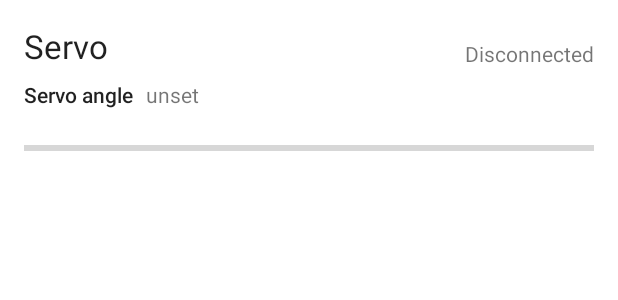
After one commit to RubenSmit/wireless-communication, an Android app: the layout devices_list_item_servo.xml on its own in the app's theme, with its tools: preview values and no code run, on a phone screen of 412 x 824 dp. The commit adds this screen. Shown: the top 300 px of the screen. Run offline under Robolectric (Android 15) with nearby library versions, the phone set to English and light mode, and no system bars.

Commit message:
Added correct listing of devices and connecting to gatt service.

```diff
--- a/android/app/src/main/AndroidManifest.xml
+++ b/android/app/src/main/AndroidManifest.xml
@@ -14,7 +14,7 @@
         android:supportsRtl="true"
         android:theme="@style/Theme.Wireless_communication">
         <activity
-            android:name=".MainActivity"
+            android:name=".activities.MainActivity"
             android:label="@string/app_name"
             android:theme="@style/Theme.Wireless_communication.NoActionBar">
             <intent-filter>
--- a/android/app/src/main/java/com/rubensmit/wireless_communication/SecondFragment.java
+++ b/android/app/src/main/java/com/rubensmit/wireless_communication/fragments/SecondFragment.java
@@ -1,4 +1,4 @@
-package com.rubensmit.wireless_communication;
+package com.rubensmit.wireless_communication.fragments;
 
 import android.os.Bundle;
 import android.view.LayoutInflater;
@@ -8,6 +8,8 @@ import android.view.ViewGroup;
 import androidx.annotation.NonNull;
 import androidx.fragment.app.Fragment;
 import androidx.navigation.fragment.NavHostFragment;
+
+import com.rubensmit.wireless_communication.R;
 
 public class SecondFragment extends Fragment {
 
--- a/android/app/src/main/res/layout/activity_main.xml
+++ b/android/app/src/main/res/layout/activity_main.xml
@@ -4,7 +4,7 @@
     xmlns:tools="http://schemas.android.com/tools"
     android:layout_width="match_parent"
     android:layout_height="match_parent"
-    tools:context=".MainActivity">
+    tools:context=".activities.MainActivity">
 
     <com.google.android.material.appbar.AppBarLayout
         android:layout_width="match_parent"
--- /dev/null
+++ b/android/app/src/main/res/layout/devices_list_item_servo.xml
@@ -0,0 +1,66 @@
+<?xml version="1.0" encoding="utf-8"?>
+<androidx.constraintlayout.widget.ConstraintLayout xmlns:android="http://schemas.android.com/apk/res/android"
+    xmlns:app="http://schemas.android.com/apk/res-auto"
+    xmlns:tools="http://schemas.android.com/tools"
+    android:layout_width="match_parent"
+    android:layout_height="wrap_content"
+    tools:context=".fragments.FirstFragment">
+
+    <ProgressBar
+        android:id="@+id/pb_sensor_angle"
+        style="@style/Widget.AppCompat.ProgressBar.Horizontal"
+        android:layout_width="0dp"
+        android:layout_height="20dp"
+        android:layout_marginStart="16dp"
+        android:layout_marginTop="16dp"
+        android:layout_marginEnd="16dp"
+        android:layout_marginBottom="16dp"
+        android:max="360"
+        app:layout_constraintBottom_toBottomOf="parent"
+        app:layout_constraintEnd_toEndOf="parent"
+        app:layout_constraintHorizontal_bias="0.0"
+        app:layout_constraintStart_toStartOf="parent"
+        app:layout_constraintTop_toBottomOf="@+id/textView" />
+
+    <TextView
+        android:id="@+id/textView"
+        android:layout_width="wrap_content"
+        android:layout_height="wrap_content"
+        android:layout_marginStart="16dp"
+        android:layout_marginTop="8dp"
+        android:text="@string/main_servo_angle"
+        android:textAppearance="@style/TextAppearance.AppCompat.Body2"
+        app:layout_constraintStart_toStartOf="parent"
+        app:layout_constraintTop_toBottomOf="@+id/tvServoName" />
+
+    <TextView
+        android:id="@+id/tv_sensor_angle"
+        android:layout_width="wrap_content"
+        android:layout_height="wrap_content"
+        android:layout_marginStart="8dp"
+        android:layout_marginTop="8dp"
+        android:text="unset"
+        app:layout_constraintStart_toEndOf="@+id/textView"
+        app:layout_constraintTop_toBottomOf="@+id/tvServoName" />
+
+    <TextView
+        android:id="@+id/tvServoName"
+        android:layout_width="wrap_content"
+        android:layout_height="wrap_content"
+        android:layout_marginStart="16dp"
+        android:layout_marginTop="16dp"
+        android:text="Servo"
+        android:textAppearance="@style/TextAppearance.AppCompat.Large"
+        app:layout_constraintStart_toStartOf="parent"
+        app:layout_constraintTop_toTopOf="parent" />
+
+    <TextView
+        android:id="@+id/tvServoStatus"
+        android:layout_width="wrap_content"
+        android:layout_height="wrap_content"
+        android:layout_marginEnd="16dp"
+        android:text="Disconnected"
+        app:layout_constraintBottom_toBottomOf="@+id/tvServoName"
+        app:layout_constraintEnd_toEndOf="parent" />
+
+</androidx.constraintlayout.widget.ConstraintLayout>
--- a/android/app/src/main/res/layout/fragment_second.xml
+++ b/android/app/src/main/res/layout/fragment_second.xml
@@ -4,7 +4,7 @@
     xmlns:tools="http://schemas.android.com/tools"
     android:layout_width="match_parent"
     android:layout_height="match_parent"
-    tools:context=".SecondFragment">
+    tools:context=".fragments.SecondFragment">
 
     <Button
         android:id="@+id/button_second"
--- a/android/app/src/main/res/menu/menu_main.xml
+++ b/android/app/src/main/res/menu/menu_main.xml
@@ -1,7 +1,7 @@
 <menu xmlns:android="http://schemas.android.com/apk/res/android"
     xmlns:app="http://schemas.android.com/apk/res-auto"
     xmlns:tools="http://schemas.android.com/tools"
-    tools:context="com.rubensmit.wireless_communication.MainActivity">
+    tools:context="com.rubensmit.wireless_communication.activities.MainActivity">
     <item
         android:id="@+id/action_settings"
         android:orderInCategory="100"
--- a/android/app/src/main/res/navigation/nav_graph.xml
+++ b/android/app/src/main/res/navigation/nav_graph.xml
@@ -7,7 +7,7 @@
 
     <fragment
         android:id="@+id/FirstFragment"
-        android:name="com.rubensmit.wireless_communication.FirstFragment"
+        android:name="com.rubensmit.wireless_communication.fragments.FirstFragment"
         android:label="@string/first_fragment_label"
         tools:layout="@layout/fragment_first">
 
@@ -17,7 +17,7 @@
     </fragment>
     <fragment
         android:id="@+id/SecondFragment"
-        android:name="com.rubensmit.wireless_communication.SecondFragment"
+        android:name="com.rubensmit.wireless_communication.fragments.SecondFragment"
         android:label="@string/second_fragment_label"
         tools:layout="@layout/fragment_second">
 
```
Also changed, not shown: android/app/src/main/java/com/rubensmit/wireless_communication/FirstFragment.java (deleted, +0 -57 lines), android/app/src/main/java/com/rubensmit/wireless_communication/activities/MainActivity.java (renamed from android/app/src/main/java/com/rubensmit/wireless_communication/MainActivity.java, +20 -4 lines), android/app/src/main/java/com/rubensmit/wireless_communication/adapters/BluetoothDevicesListAdapter.java (added, +158 -0 lines), android/app/src/main/java/com/rubensmit/wireless_communication/fragments/FirstFragment.java (added, +68 -0 lines), android/app/src/main/java/com/rubensmit/wireless_communication/models/Device.java (added, +111 -0 lines), android/app/src/main/java/com/rubensmit/wireless_communication/providers/BluetoothDevicesProvider.java (added, +60 -0 lines), android/app/src/main/res/layout/devices_list_item_sensor.xml (added, +66 -0 lines), android/app/src/main/res/layout/fragment_first.xml (+5 -77 lines).
